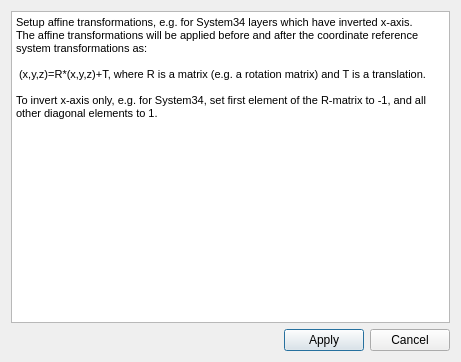
First picture: the form in UI/Dialog_affine.ui, repository MartinHvidberg/kmstrans_fra_SDFE_SEQ200131, before the edit.
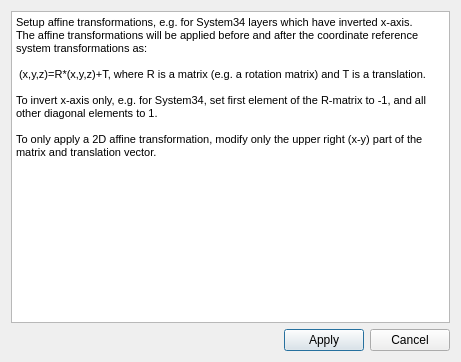
Second picture: the form after the edit.

The edit to the form file:
```diff
--- a/UI/Dialog_affine.ui
+++ b/UI/Dialog_affine.ui
@@ -26,7 +26,9 @@
 &lt;p style=&quot;-qt-paragraph-type:empty; margin-top:0px; margin-bottom:0px; margin-left:0px; margin-right:0px; -qt-block-indent:0; text-indent:0px; font-size:8pt;&quot;&gt;&lt;br /&gt;&lt;/p&gt;
 &lt;p style=&quot; margin-top:0px; margin-bottom:0px; margin-left:0px; margin-right:0px; -qt-block-indent:0; text-indent:0px;&quot;&gt;&lt;span style=&quot; font-size:8pt;&quot;&gt; (x,y,z)=R*(x,y,z)+T, where R is a matrix (e.g. a rotation matrix) and T is a translation.&lt;/span&gt;&lt;/p&gt;
 &lt;p style=&quot;-qt-paragraph-type:empty; margin-top:0px; margin-bottom:0px; margin-left:0px; margin-right:0px; -qt-block-indent:0; text-indent:0px; font-size:8pt;&quot;&gt;&lt;br /&gt;&lt;/p&gt;
-&lt;p style=&quot; margin-top:0px; margin-bottom:0px; margin-left:0px; margin-right:0px; -qt-block-indent:0; text-indent:0px;&quot;&gt;&lt;span style=&quot; font-size:8pt;&quot;&gt;To invert x-axis only, e.g. for System34, set first element of the R-matrix to -1, and all other diagonal elements to 1.&lt;/span&gt;&lt;/p&gt;&lt;/body&gt;&lt;/html&gt;</string>
+&lt;p style=&quot; margin-top:0px; margin-bottom:0px; margin-left:0px; margin-right:0px; -qt-block-indent:0; text-indent:0px;&quot;&gt;&lt;span style=&quot; font-size:8pt;&quot;&gt;To invert x-axis only, e.g. for System34, set first element of the R-matrix to -1, and all other diagonal elements to 1.&lt;/span&gt;&lt;/p&gt;
+&lt;p style=&quot;-qt-paragraph-type:empty; margin-top:0px; margin-bottom:0px; margin-left:0px; margin-right:0px; -qt-block-indent:0; text-indent:0px; font-size:8pt;&quot;&gt;&lt;br /&gt;&lt;/p&gt;
+&lt;p style=&quot; margin-top:0px; margin-bottom:0px; margin-left:0px; margin-right:0px; -qt-block-indent:0; text-indent:0px;&quot;&gt;&lt;span style=&quot; font-size:8pt;&quot;&gt;To only apply a 2D affine transformation, modify only the upper right (x-y) part of the matrix and translation vector.&lt;/span&gt;&lt;/p&gt;&lt;/body&gt;&lt;/html&gt;</string>
      </property>
     </widget>
    </item>
```
